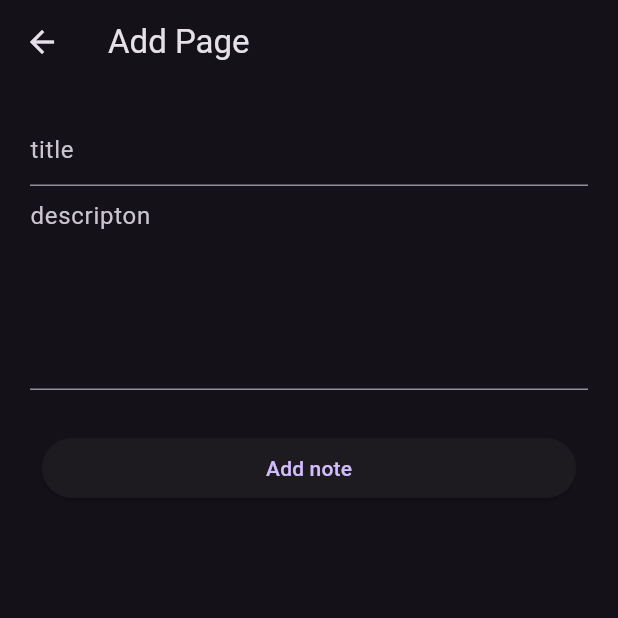
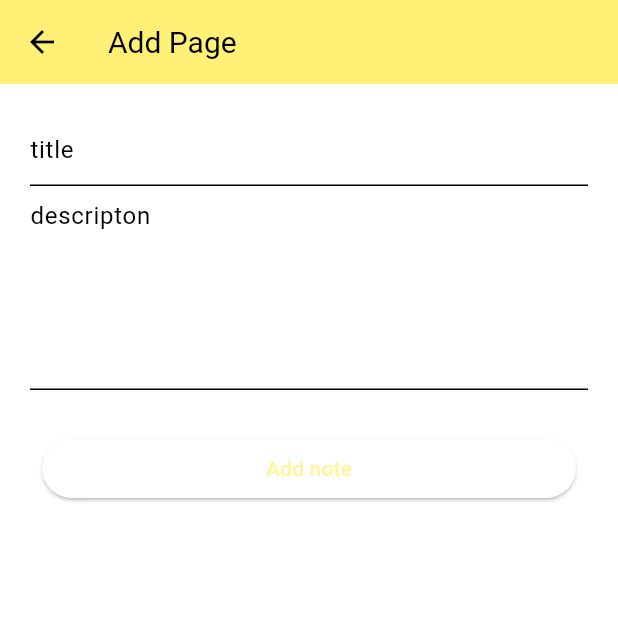
Before and after one commit to NguyenexDuy/todo_app, a Flutter app: the screen it shows after launch, after a tap on the "add" icon, on a phone screen of 412 x 824 dp, the top half of it. Run offline on Flutter 3.47's test engine with Material 3 defaults, Android fonts, the phone set to English and light mode, and no system bars; network calls fail.

Commit message:
themeData
add themes to the app

```diff
--- a/lib/main.dart
+++ b/lib/main.dart
@@ -1,4 +1,6 @@
 import 'package:flutter/material.dart';
+import 'package:todos_flutter/themes/dark_theme.dart';
+import 'package:todos_flutter/themes/light_theme.dart';
 
 import 'pages/home_page.dart';
 
@@ -12,7 +14,8 @@ class MyApp extends StatelessWidget {
   @override
   Widget build(BuildContext context) {
     return MaterialApp(
-      theme: ThemeData.dark(),
+      theme: lightTheme,
+      darkTheme: darkTheme,
       debugShowCheckedModeBanner: false,
       home: HomePage(),
     );
--- a/lib/pages/home_page.dart
+++ b/lib/pages/home_page.dart
@@ -23,6 +23,7 @@ class _HomePageState extends State<HomePage> {
   @override
   Widget build(BuildContext context) {
     return Scaffold(
+      backgroundColor: Theme.of(context).colorScheme.background,
       appBar: AppBar(title: const Text("Todo list")),
       body: Visibility(
         visible: isLoading,
@@ -40,12 +41,17 @@ class _HomePageState extends State<HomePage> {
               ),
             ),
             child: ListView.builder(
+              padding: const EdgeInsets.all(8),
               itemCount: items.length,
               itemBuilder: (context, index) {
                 final item = items[index] as Map;
                 final id = item['_id'] as String;
-                return ListTile(
-                  leading: CircleAvatar(child: Text("${index + 1}")),
+                return Card(
+                  child: ListTile(
+                    leading: CircleAvatar(
+                      child: Text("${index + 1}"),
+                      backgroundColor: Theme.of(context).colorScheme.primary,
+                    ),
                     title: Text(item['title']),
                     subtitle: Text(item['description']),
                     onTap: () {},
@@ -70,6 +76,7 @@ class _HomePageState extends State<HomePage> {
                         ];
                       },
                     ),
+                  ),
                 );
               },
             ),
@@ -77,6 +84,7 @@ class _HomePageState extends State<HomePage> {
         ),
       ),
       floatingActionButton: FloatingActionButton(
+        backgroundColor: Theme.of(context).colorScheme.primary,
         onPressed: () {
           navigatorToAddPage();
         },
--- /dev/null
+++ b/lib/themes/dark_theme.dart
@@ -0,0 +1,10 @@
+import 'package:flutter/material.dart';
+
+ThemeData darkTheme = ThemeData(
+    brightness: Brightness.dark,
+    appBarTheme: const AppBarTheme(backgroundColor: Colors.black),
+    colorScheme: ColorScheme.dark(
+      background: Colors.black,
+      primary: Colors.grey[900]!,
+      secondaryContainer: Colors.grey[800]!,
+    ));
--- /dev/null
+++ b/lib/themes/light_theme.dart
@@ -0,0 +1,15 @@
+import 'package:flutter/material.dart';
+
+ThemeData lightTheme = ThemeData(
+    brightness: Brightness.light,
+    appBarTheme: AppBarTheme(
+        backgroundColor: Colors.yellow[300],
+        iconTheme: const IconThemeData(color: Colors.black),
+        titleTextStyle: const TextStyle(
+          color: Colors.black,
+          fontSize: 20,
+        )),
+    colorScheme: ColorScheme.light(
+        background: Colors.yellow[100]!,
+        primary: Colors.yellow[200]!,
+        secondary: Colors.yellow[300]!));
```
Lines whose indentation alone changed are shown as unchanged.
